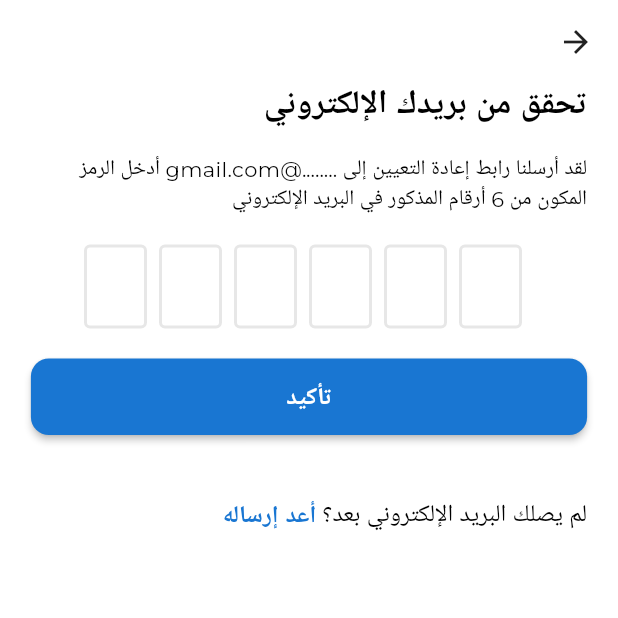
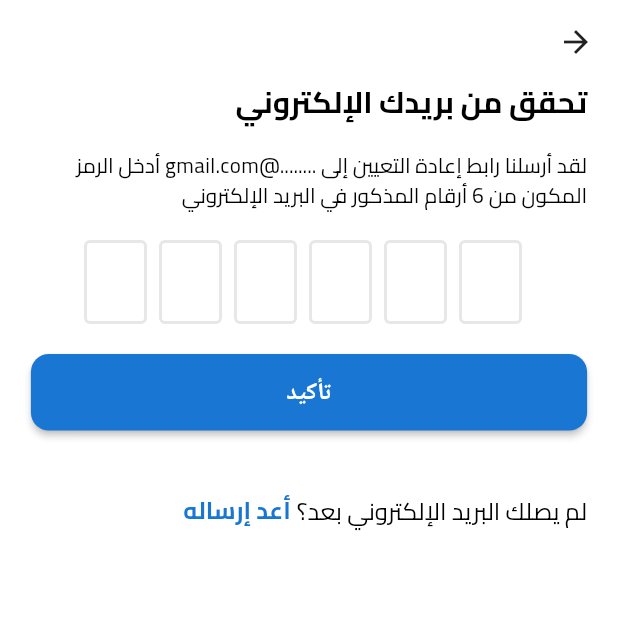
Before and after one commit to yousefm2311/ecommerce_supbase, a Flutter app: the ForgotPasswordCode screen opened by its route, on a phone screen of 412 x 824 dp, the top half of it. Run offline on Flutter 3.47's test engine with Material 3 defaults, Android fonts, the phone set to English and light mode, and no system bars; drawn by our look-alikes of flutter_otp_text_field; our stand-ins replace animate_do, get, google_fonts, lottie, shared_preferences, shimmer and 1 more; accounts and stored records are empty.

Commit message:
add constant & app strings & text style

```diff
--- a/lib/core/utils/constants/app_constant.dart
+++ b/lib/core/utils/constants/app_constant.dart
@@ -3,3 +3,4 @@
 const kTransitionDuration = Duration(milliseconds: 250);
 const scrollPostition = 'scroll_position';
 const kOnBoardingComplete = 'on_boarding_complete';
+const kIsDark = 'isDark';
--- a/lib/core/utils/constants/app_strings.dart
+++ b/lib/core/utils/constants/app_strings.dart
@@ -19,30 +19,65 @@ class AppStrings {
   static const String forgotPaswwordText = "نسيت كلمة المرور";
   static const String checkemail = "تحقق من بريدك الإلكتروني";
   static const String setnewPassword = "قم بتعيين كلمة مرور جديدة";
-  static const String setnewPasswordbody = "أنشئ كلمة مرور جديدة. تأكد من أنها مختلفة عن كلمات المرور السابقة لأغراض الأمان.";
-  static const String checkemailbody = "لقد أرسلنا رابط إعادة التعيين إلى ........@gmail.com أدخل الرمز المكون من 6 أرقام المذكور في البريد الإلكتروني";
+  static const String setnewPasswordbody =
+      "أنشئ كلمة مرور جديدة. تأكد من أنها مختلفة عن كلمات المرور السابقة لأغراض الأمان.";
+  static const String checkemailbody =
+      "لقد أرسلنا رابط إعادة التعيين إلى ........@gmail.com أدخل الرمز المكون من 6 أرقام المذكور في البريد الإلكتروني";
   static const String resendCode = "لم يصلك البريد الإلكتروني بعد؟";
-  static const String forgotPaswwordbody ="الرجاء إدخال بريدك الإلكتروني لإعادة تعيين كلمة المرور";
+  static const String forgotPaswwordbody =
+      "الرجاء إدخال بريدك الإلكتروني لإعادة تعيين كلمة المرور";
   static const String bodyLogin = "!مرحبًا بك مرة أخرى، لقد افتقدناك";
   static const String register = "إنشاء حساب";
   static const String email = "البريد الإلكتروني";
   static const String success = "ناجح";
-  static const String successbody = "تهانينا! تم تغيير كلمة مرورك. انقر على متابعه لتسجيل الدخول.";
+  static const String successbody =
+      "تهانينا! تم تغيير كلمة مرورك. انقر على متابعه لتسجيل الدخول.";
 
   static const String password = "كلمة المرور";
-  static const String passwordConfirm ="تأكيد كلمة المرور";
-  static const String updatePassword ="تغيير كلمه المرور";
-
+  static const String passwordConfirm = "تأكيد كلمة المرور";
+  static const String updatePassword = "تغيير كلمه المرور";
 
   static const String name = "الاسم الكامل";
 
-
   static const String phone = "رقم الهاتف";
-
-
 
   static const String trips = "الرحلات";
   static const String chat = "المحادثة";
   static const String notifications = "الإشعارات";
   static const String profile = "الملف الشخصي";
+  static const String settings = "الاعدادات";
+
+  static const String home = "الرئيسية";
+
+  static const String wallet = 'المحفظة';
+  static const String reminder = 'التذكيرات';
+  static const String oilAndMa = 'الوقود والصيانة';
+  static const String aboutApp = 'حول التطبيق';
+  static const String logout = 'تسجيل الخروج';
+  static const String termsandconditions =
+      "من خلال تسجيل الدخول فإنك توافق على شروط الاستخدام الخاصة بنا";
+  static const String terms = 'الشروط والأحكام ';
+  static const String conditions = 'سياسة الخصوصية';
+  static const String resend = 'أعد إرساله';
+  static const String goodmorning = 'صباح الخير, ';
+  static const String status = 'الحالة';
+  static const String stop = 'ايقاف';
+  static const String starttrip = 'ابدا رحلة جديدة';
+  static const String start = 'ابدا';
+  static const String show = 'عرض';
+  static const String open = 'فتح';
+  static const String online = 'نشط الان';
+  static const String summaryday = 'ملخص اليوم';
+  static const String nearbyrequest = 'طلبات قريبة';
+  static const String selectpath = 'اختيار المسار والسعة';
+  static const String locationLive5Seconds = 'الموقع يبث كل ٥ ثوان';
+  static const String privacy = 'الخصوصية';
+  static const String policiesanddata = 'السياسات والبيانات';
+  static const String language = 'اللغة';
+  static const String ar_lang = 'العربية';
+  static const String en_lang = 'الانجليزية';
+  static const String change = 'تغيير';
+  static const String enable = 'مفعل';
+  static const String theme = 'الثيم';
+  static const String ligth = 'فاتح';
 }
--- a/lib/core/utils/constants/app_text_style.dart
+++ b/lib/core/utils/constants/app_text_style.dart
@@ -6,43 +6,52 @@ class AppTextStyles {
     fontWeight: FontWeight.bold,
     height: 1.3,
     letterSpacing: 0.5,
+    fontFamily: 'Cairo',
   );
 
   static const TextStyle title = TextStyle(
-    fontSize: 22,
+    fontSize: 20,
     fontWeight: FontWeight.w600,
-
     height: 1.2,
+    fontFamily: 'Cairo',
   );
 
   static const TextStyle body = TextStyle(
     fontSize: 16,
     fontWeight: FontWeight.normal,
-
+    fontFamily: 'Cairo',
     height: 1.5,
   );
 
-  static const TextStyle small = TextStyle(fontSize: 14, height: 1.4);
+  static const TextStyle small = TextStyle(
+    fontSize: 14,
+    height: 1.4,
+    fontFamily: 'Cairo',
+  );
 
   static TextStyle primary({Color? color}) => TextStyle(
     fontSize: 16,
     fontWeight: FontWeight.bold,
     color: color ?? Colors.blue,
+    fontFamily: 'Cairo',
   );
 
   static const TextStyle whiteBold = TextStyle(
     fontSize: 18,
     fontWeight: FontWeight.bold,
+    fontFamily: 'Cairo',
   );
 
   static const TextStyle italic = TextStyle(
     fontSize: 16,
     fontStyle: FontStyle.italic,
+    fontFamily: 'Cairo',
   );
 
   static const TextStyle underline = TextStyle(
     fontSize: 16,
     decoration: TextDecoration.underline,
     color: Colors.blueAccent,
+    fontFamily: 'Cairo',
   );
 }
```
